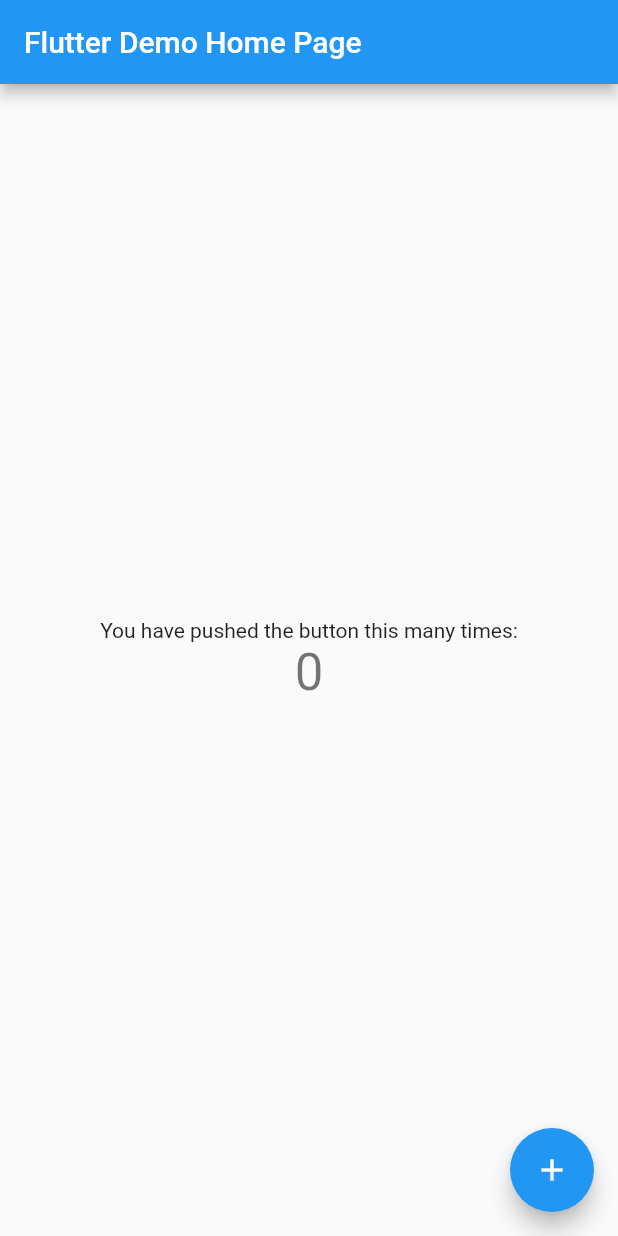
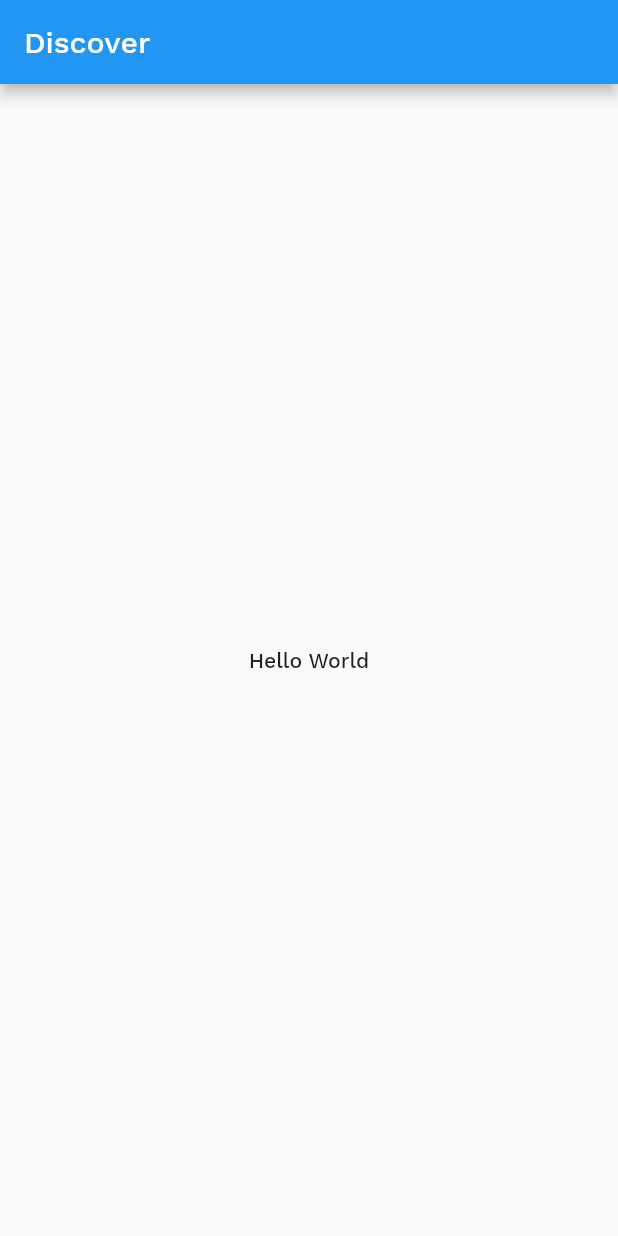
Before and after one commit to Pyozer/Discover, a Flutter app: the screen it shows after launch, on a phone screen of 412 x 824 dp. Run offline on Flutter 3.47's test engine with Material 2 defaults, Android fonts, the phone set to English and light mode, and no system bars.

Commit message:
Fix package bundle and create structure file

```diff
--- /dev/null
+++ b/lib/app.dart
@@ -0,0 +1,17 @@
+import 'package:discover/screens/home_screen.dart';
+import 'package:flutter/material.dart';
+import 'package:flutter/services.dart';
+
+class App extends StatelessWidget {
+  @override
+  Widget build(BuildContext context) {
+    SystemChrome.setSystemUIOverlayStyle(SystemUiOverlayStyle.dark.copyWith(
+      statusBarColor: Colors.transparent,
+    ));
+    return MaterialApp(
+      title: 'Discover',
+      theme: ThemeData(primarySwatch: Colors.blue, fontFamily: "WorkSans"),
+      home: HomeScreen(),
+    );
+  }
+}
--- a/lib/main.dart
+++ b/lib/main.dart
@@ -1,111 +1,4 @@
+import 'package:discover/app.dart';
 import 'package:flutter/material.dart';
 
-void main() => runApp(MyApp());
-
-class MyApp extends StatelessWidget {
-  // This widget is the root of your application.
-  @override
-  Widget build(BuildContext context) {
-    return MaterialApp(
-      title: 'Flutter Demo',
-      theme: ThemeData(
-        // This is the theme of your application.
-        //
-        // Try running your application with "flutter run". You'll see the
-        // application has a blue toolbar. Then, without quitting the app, try
-        // changing the primarySwatch below to Colors.green and then invoke
-        // "hot reload" (press "r" in the console where you ran "flutter run",
-        // or simply save your changes to "hot reload" in a Flutter IDE).
-        // Notice that the counter didn't reset back to zero; the application
-        // is not restarted.
-        primarySwatch: Colors.blue,
-      ),
-      home: MyHomePage(title: 'Flutter Demo Home Page'),
-    );
-  }
-}
-
-class MyHomePage extends StatefulWidget {
-  MyHomePage({Key key, this.title}) : super(key: key);
-
-  // This widget is the home page of your application. It is stateful, meaning
-  // that it has a State object (defined below) that contains fields that affect
-  // how it looks.
-
-  // This class is the configuration for the state. It holds the values (in this
-  // case the title) provided by the parent (in this case the App widget) and
-  // used by the build method of the State. Fields in a Widget subclass are
-  // always marked "final".
-
-  final String title;
-
-  @override
-  _MyHomePageState createState() => _MyHomePageState();
-}
-
-class _MyHomePageState extends State<MyHomePage> {
-  int _counter = 0;
-
-  void _incrementCounter() {
-    setState(() {
-      // This call to setState tells the Flutter framework that something has
-      // changed in this State, which causes it to rerun the build method below
-      // so that the display can reflect the updated values. If we changed
-      // _counter without calling setState(), then the build method would not be
-      // called again, and so nothing would appear to happen.
-      _counter++;
-    });
-  }
-
-  @override
-  Widget build(BuildContext context) {
-    // This method is rerun every time setState is called, for instance as done
-    // by the _incrementCounter method above.
-    //
-    // The Flutter framework has been optimized to make rerunning build methods
-    // fast, so that you can just rebuild anything that needs updating rather
-    // than having to individually change instances of widgets.
-    return Scaffold(
-      appBar: AppBar(
-        // Here we take the value from the MyHomePage object that was created by
-        // the App.build method, and use it to set our appbar title.
-        title: Text(widget.title),
-      ),
-      body: Center(
-        // Center is a layout widget. It takes a single child and positions it
-        // in the middle of the parent.
-        child: Column(
-          // Column is also layout widget. It takes a list of children and
-          // arranges them vertically. By default, it sizes itself to fit its
-          // children horizontally, and tries to be as tall as its parent.
-          //
-          // Invoke "debug painting" (press "p" in the console, choose the
-          // "Toggle Debug Paint" action from the Flutter Inspector in Android
-          // Studio, or the "Toggle Debug Paint" command in Visual Studio Code)
-          // to see the wireframe for each widget.
-          //
-          // Column has various properties to control how it sizes itself and
-          // how it positions its children. Here we use mainAxisAlignment to
-          // center the children vertically; the main axis here is the vertical
-          // axis because Columns are vertical (the cross axis would be
-          // horizontal).
-          mainAxisAlignment: MainAxisAlignment.center,
-          children: <Widget>[
-            Text(
-              'You have pushed the button this many times:',
-            ),
-            Text(
-              '$_counter',
-              style: Theme.of(context).textTheme.display1,
-            ),
-          ],
-        ),
-      ),
-      floatingActionButton: FloatingActionButton(
-        onPressed: _incrementCounter,
-        tooltip: 'Increment',
-        child: Icon(Icons.add),
-      ), // This trailing comma makes auto-formatting nicer for build methods.
-    );
-  }
-}
+void main() => runApp(App());
--- /dev/null
+++ b/lib/screens/home_screen.dart
@@ -0,0 +1,30 @@
+import 'package:flutter/material.dart';
+
+class HomeScreen extends StatefulWidget {
+  HomeScreen({Key key}) : super(key: key);
+
+  @override
+  _HomeScreenState createState() => _HomeScreenState();
+}
+
+class _HomeScreenState extends State<HomeScreen> {
+  @override
+  Widget build(BuildContext context) {
+    return Scaffold(
+      appBar: AppBar(
+        title: Text("Discover"),
+      ),
+      body: Center(
+        child: Column(
+          mainAxisAlignment: MainAxisAlignment.center,
+          children: <Widget>[
+            Text(
+              'Hello World',
+              style: TextStyle(fontWeight: FontWeight.w500),
+            ),
+          ],
+        ),
+      ),
+    );
+  }
+}
```
Also changed, not shown: pubspec.yaml (+6 -32 lines), assets/fonts/WorkSans-Medium.ttf (added), pubspec.lock, 12 other files.
